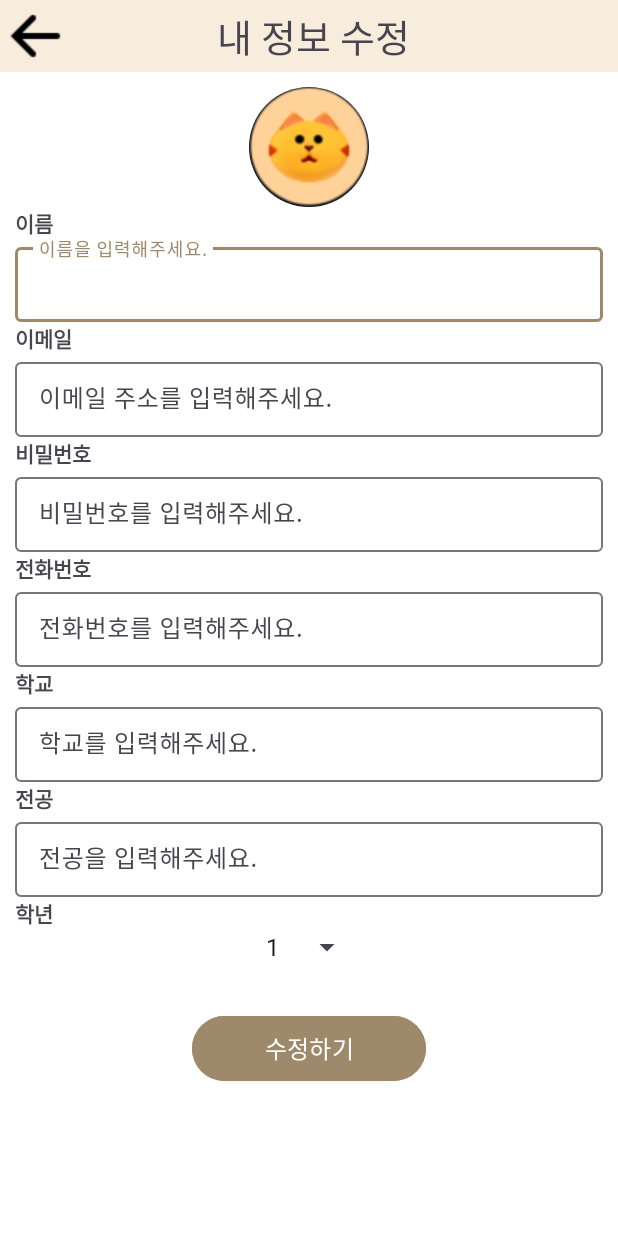
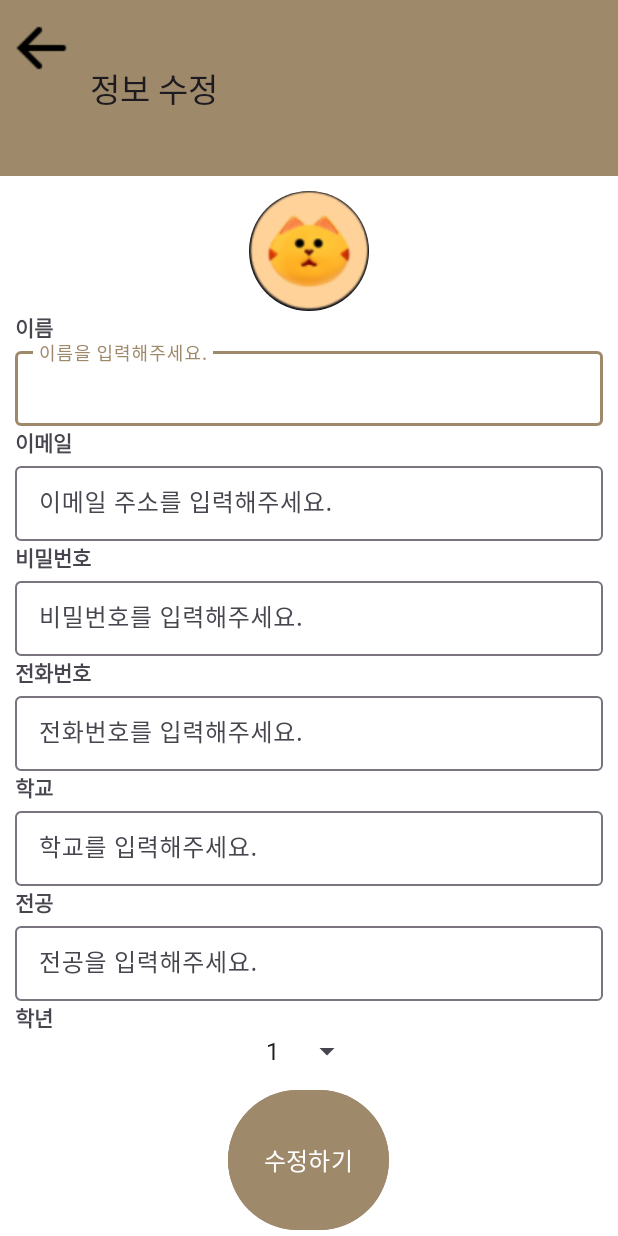
Before and after one commit to Junseo0324/SPA_Android, an Android app: the InformationActivity screen opened directly, with no data from a screen before it, on a phone screen of 412 x 824 dp. Run offline under Robolectric (Android 15) with nearby library versions, the phone set to English and light mode, and no system bars; our stand-ins replace CircleImageView; pictures from the network do not load.

```diff
--- a/app/src/main/java/com/example/spa_android/InformationActivity.kt
+++ b/app/src/main/java/com/example/spa_android/InformationActivity.kt
@@ -7,6 +7,7 @@ import android.net.Uri
 import android.os.Bundle
 import android.provider.MediaStore
 import android.util.Log
+import android.view.MenuItem
 import android.widget.Toast
 import androidx.activity.result.contract.ActivityResultContracts
 import androidx.appcompat.app.AppCompatActivity
@@ -52,13 +53,24 @@ class InformationActivity : AppCompatActivity() {
         binding.updateBtn.setOnClickListener {
             updateUserInfo()
         }
-        binding.backBtn.setOnClickListener {
-            finish()
-        }
+        setSupportActionBar(binding.toolbar)
+        supportActionBar?.setDisplayHomeAsUpEnabled(true)
+        supportActionBar?.setHomeAsUpIndicator(R.drawable.back)
+
         SpinnerHandler.setUpSpinnerItem(this,binding)
         SpinnerHandler.setUpSpinnerListener(binding)
     }
 
+
+    override fun onOptionsItemSelected(item: MenuItem): Boolean {
+        return when (item.itemId) {
+            android.R.id.home -> {
+                finish()
+                true
+            }
+            else -> super.onOptionsItemSelected(item)
+        }
+    }
 
     private fun selectImageFromGallery(){
         val intent = Intent(Intent.ACTION_PICK, MediaStore.Images.Media.EXTERNAL_CONTENT_URI)
--- a/app/src/main/res/layout/activity_infomation.xml
+++ b/app/src/main/res/layout/activity_infomation.xml
@@ -8,27 +8,14 @@
     android:background="@color/white"
     tools:context=".InformationActivity">
 
-    <RelativeLayout
+    <androidx.appcompat.widget.Toolbar
+        android:id="@+id/toolbar"
         android:layout_width="match_parent"
-        android:layout_height="wrap_content"
-        android:background="#F8EDDD">
-
-        <ImageButton
-            android:id="@+id/backBtn"
-            android:layout_width="wrap_content"
-            android:layout_height="wrap_content"
-            android:background="#00FFFFFF"
-            android:src="@drawable/back" />
-
-        <TextView
-            android:id="@+id/writeTitle"
-            android:layout_width="match_parent"
-            android:layout_height="wrap_content"
-            android:text=" 내 정보 수정"
-            android:textAlignment="center"
-            android:textSize="25sp"
-            android:layout_centerInParent="true"/>
-    </RelativeLayout>
+        android:layout_height="?attr/actionBarSize"
+        android:layout_weight="1"
+        android:background="?attr/colorPrimary"
+        app:popupTheme="@style/ThemeOverlay.AppCompat.Light"
+        app:title="정보 수정" />
 
     <ScrollView
         android:layout_width="match_parent"
@@ -210,10 +197,10 @@
 
     <Button
         android:id="@+id/updateBtn"
-        android:layout_width="156dp"
-        android:layout_height="51dp"
+        android:layout_width="wrap_content"
+        android:layout_height="wrap_content"
         android:layout_gravity="center"
-        android:layout_marginTop="20dp"
+        android:layout_weight="1"
         android:backgroundTint="#9E896A"
         android:text="수정하기"
         android:textColor="#FFFFFF"
```
